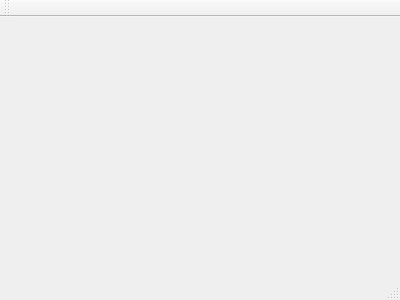
First picture: the form in mainwindow.ui, repository GoldGshok/PostEat, before the edit.
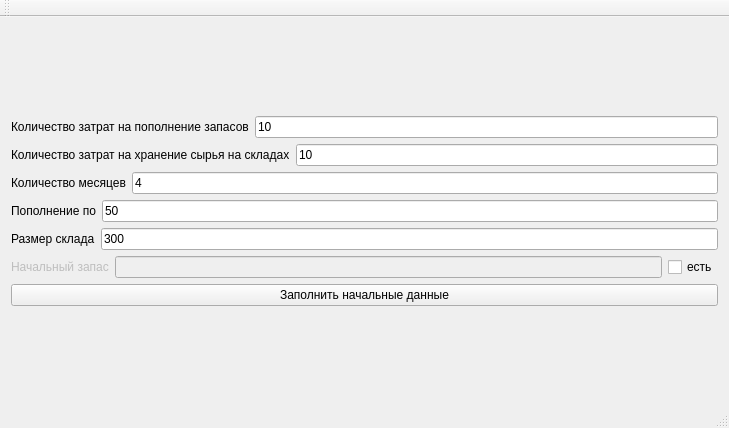
Second picture: the form after the edit.

```diff
--- a/mainwindow.ui
+++ b/mainwindow.ui
@@ -1,24 +1,171 @@
 <ui version="4.0">
  <class>MainWindow</class>
- <widget class="QMainWindow" name="MainWindow" >
-  <property name="geometry" >
+ <widget class="QMainWindow" name="MainWindow">
+  <property name="geometry">
    <rect>
     <x>0</x>
     <y>0</y>
-    <width>400</width>
-    <height>300</height>
+    <width>729</width>
+    <height>428</height>
    </rect>
   </property>
   <property name="windowTitle" >
    <string>MainWindow</string>
   </property>
-  <widget class="QMenuBar" name="menuBar" />
-  <widget class="QToolBar" name="mainToolBar" />
-  <widget class="QWidget" name="centralWidget" />
-  <widget class="QStatusBar" name="statusBar" />
+  <widget class="QWidget" name="centralWidget">
+   <layout class="QGridLayout" name="gridLayout">
+    <item row="0" column="0">
+     <layout class="QVBoxLayout" name="verticalLayout">
+      <item>
+       <layout class="QHBoxLayout" name="horizontalLayout">
+        <item>
+         <widget class="QLabel" name="labelInventory">
+          <property name="text">
+           <string>Количество затрат на пополнение запасов</string>
+          </property>
+         </widget>
+        </item>
+        <item>
+         <widget class="QLineEdit" name="edtInventory">
+          <property name="text">
+           <string>10</string>
+          </property>
+         </widget>
+        </item>
+       </layout>
+      </item>
+      <item>
+       <layout class="QHBoxLayout" name="horizontalLayout_2">
+        <item>
+         <widget class="QLabel" name="labelMaterials">
+          <property name="text">
+           <string>Количество затрат на хранение сырья на складах</string>
+          </property>
+         </widget>
+        </item>
+        <item>
+         <widget class="QLineEdit" name="edtMaterials">
+          <property name="text">
+           <string>10</string>
+          </property>
+         </widget>
+        </item>
+       </layout>
+      </item>
+      <item>
+       <layout class="QHBoxLayout" name="horizontalLayout_3">
+        <item>
+         <widget class="QLabel" name="labelT">
+          <property name="text">
+           <string>Количество месяцев</string>
+          </property>
+         </widget>
+        </item>
+        <item>
+         <widget class="QLineEdit" name="edtT">
+          <property name="text">
+           <string>4</string>
+          </property>
+         </widget>
+        </item>
+       </layout>
+      </item>
+      <item>
+       <layout class="QHBoxLayout" name="horizontalLayout_4">
+        <item>
+         <widget class="QLabel" name="labelDelta">
+          <property name="text">
+           <string>Пополнение по</string>
+          </property>
+         </widget>
+        </item>
+        <item>
+         <widget class="QLineEdit" name="edtDelta">
+          <property name="text">
+           <string>50</string>
+          </property>
+         </widget>
+        </item>
+       </layout>
+      </item>
+      <item>
+       <layout class="QHBoxLayout" name="horizontalLayout_5">
+        <item>
+         <widget class="QLabel" name="labelM">
+          <property name="text">
+           <string>Размер склада</string>
+          </property>
+         </widget>
+        </item>
+        <item>
+         <widget class="QLineEdit" name="edtM">
+          <property name="text">
+           <string>300</string>
+          </property>
+         </widget>
+        </item>
+       </layout>
+      </item>
+      <item>
+       <layout class="QHBoxLayout" name="horizontalLayout_6">
+        <item>
+         <widget class="QLabel" name="labelBeginMaterials">
+          <property name="enabled">
+           <bool>false</bool>
+          </property>
+          <property name="text">
+           <string>Начальный запас</string>
+          </property>
+         </widget>
+        </item>
+        <item>
+         <widget class="QLineEdit" name="edtBeginMaterials">
+          <property name="enabled">
+           <bool>false</bool>
+          </property>
+         </widget>
+        </item>
+        <item>
+         <widget class="QCheckBox" name="checkBeginMaterials">
+          <property name="text">
+           <string>есть</string>
+          </property>
+         </widget>
+        </item>
+       </layout>
+      </item>
+      <item>
+       <widget class="QPushButton" name="btnWrite">
+        <property name="text">
+         <string>Заполнить начальные данные</string>
+        </property>
+       </widget>
+      </item>
+     </layout>
+    </item>
+   </layout>
+  </widget>
+  <widget class="QMenuBar" name="menuBar">
+   <property name="geometry">
+    <rect>
+     <x>0</x>
+     <y>0</y>
+     <width>729</width>
+     <height>21</height>
+    </rect>
+   </property>
+  </widget>
+  <widget class="QToolBar" name="mainToolBar">
+   <attribute name="toolBarArea">
+    <enum>TopToolBarArea</enum>
+   </attribute>
+   <attribute name="toolBarBreak">
+    <bool>false</bool>
+   </attribute>
+  </widget>
+  <widget class="QStatusBar" name="statusBar"/>
  </widget>
- <layoutDefault spacing="6" margin="11" />
- <pixmapfunction></pixmapfunction>
+ <layoutdefault spacing="6" margin="11"/>
  <resources/>
  <connections/>
 </ui>
```
Left out of the diff: 3 changed lines with no effect on the pictures.
